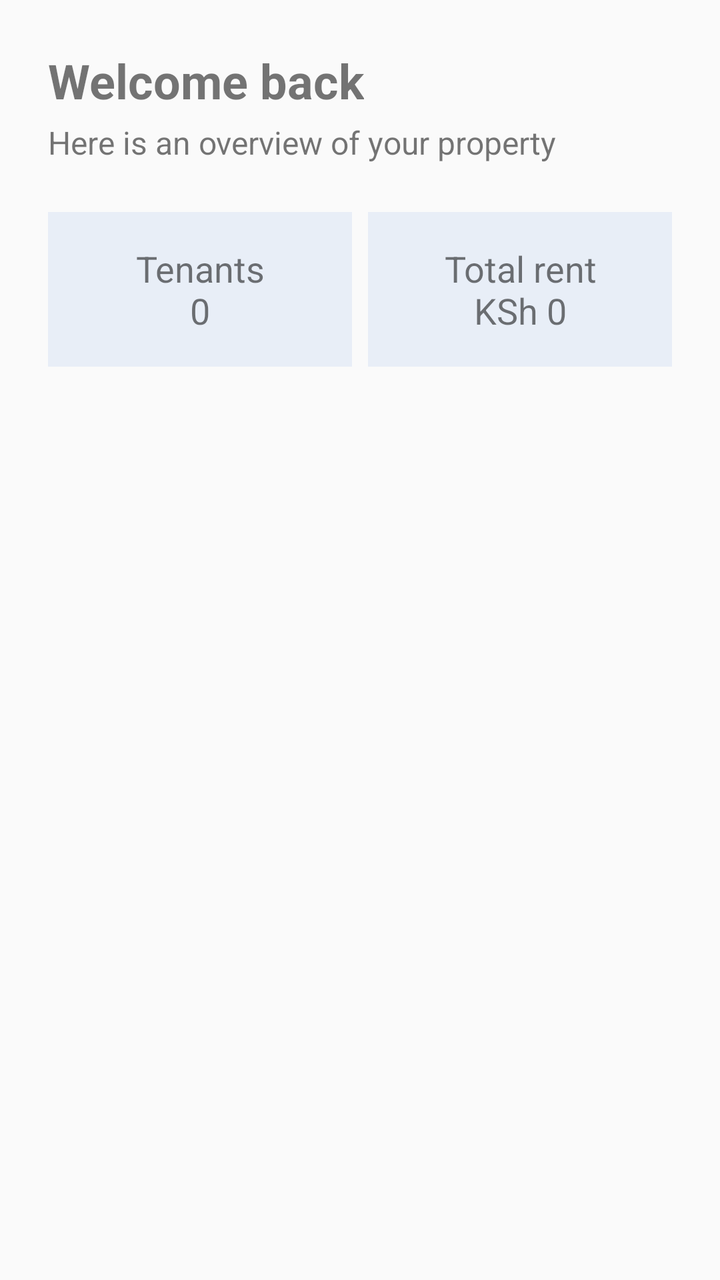
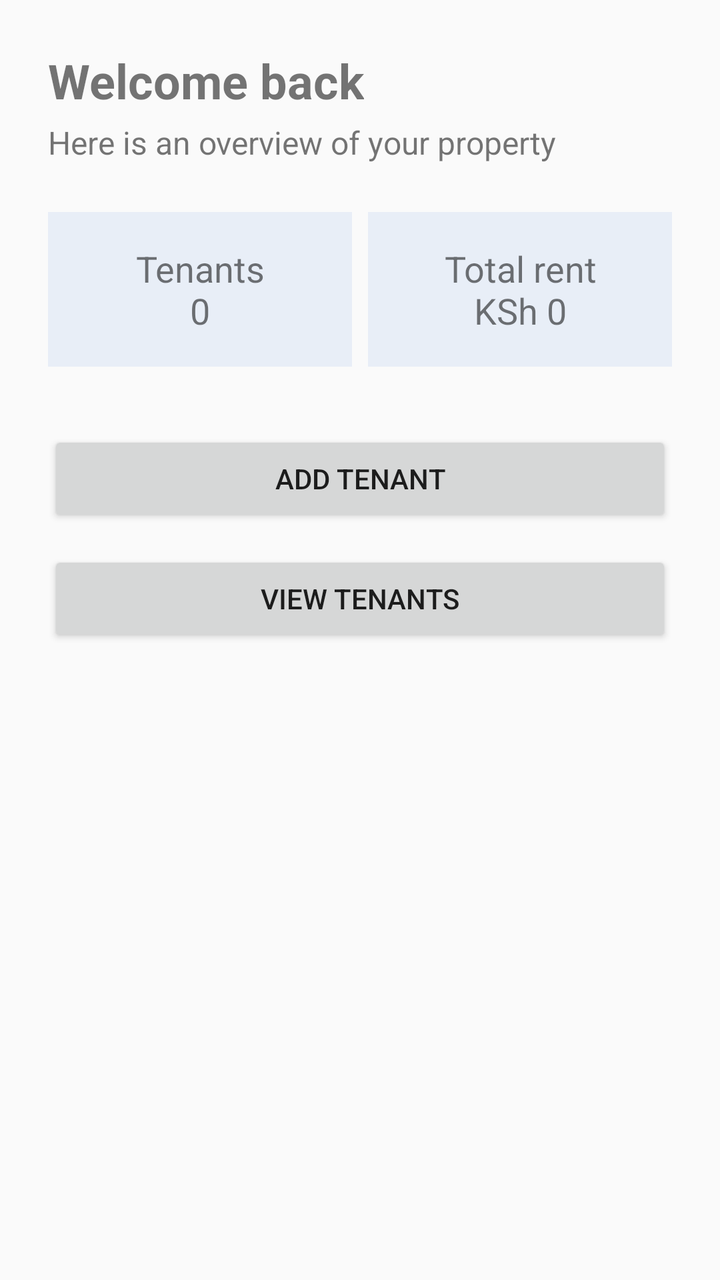

Screens rendered from an Android XML layout before and after an edit, with the pre-edit source and the edit as a unified diff.
<!-- AndroidManifest.xml: application theme Theme.Tenant_ManagementSystem -->
<!-- res/layout/fragment_dashboard.xml -->
<?xml version="1.0" encoding="utf-8"?>
<androidx.constraintlayout.widget.ConstraintLayout
    xmlns:android="http://schemas.android.com/apk/res/android"
    xmlns:app="http://schemas.android.com/apk/res-auto"
    android:layout_width="match_parent"
    android:layout_height="match_parent"
    android:padding="24dp">

    <TextView
        android:id="@+id/welcomeTextView"
        android:layout_width="wrap_content"
        android:layout_height="wrap_content"
        android:text="Welcome back"
        android:textSize="24sp"
        android:textStyle="bold"
        app:layout_constraintTop_toTopOf="parent"
        app:layout_constraintStart_toStartOf="parent" />

    <TextView
        android:id="@+id/overviewTextView"
        android:layout_width="wrap_content"
        android:layout_height="wrap_content"
        android:text="Here is an overview of your property"
        android:textSize="16sp"
        android:layout_marginTop="4dp"
        app:layout_constraintTop_toBottomOf="@id/welcomeTextView"
        app:layout_constraintStart_toStartOf="parent" />

    <TextView
        android:id="@+id/tenantCountTextView"
        android:layout_width="0dp"
        android:layout_height="wrap_content"
        android:text="Tenants\n0"
        android:textSize="18sp"
        android:gravity="center"
        android:padding="16dp"
        android:background="#E8EEF7"
        android:layout_marginTop="24dp"
        android:layout_marginEnd="8dp"
        app:layout_constraintTop_toBottomOf="@id/overviewTextView"
        app:layout_constraintStart_toStartOf="parent"
        app:layout_constraintEnd_toStartOf="@id/totalRentTextView" />

    <TextView
        android:id="@+id/totalRentTextView"
        android:layout_width="0dp"
        android:layout_height="wrap_content"
        android:text="Total rent\nKSh 0"
        android:textSize="18sp"
        android:gravity="center"
        android:padding="16dp"
        android:background="#E8EEF7"
        android:layout_marginTop="24dp"
        app:layout_constraintTop_toBottomOf="@id/overviewTextView"
        app:layout_constraintStart_toEndOf="@id/tenantCountTextView"
        app:layout_constraintEnd_toEndOf="parent" />

</androidx.constraintlayout.widget.ConstraintLayout>
<!-- resources referenced by this layout -->
<resources>
  <style name="Theme.Tenant_ManagementSystem" parent="Theme.AppCompat.Light.NoActionBar" />
</resources>

<!-- the commit's change to res/layout/fragment_dashboard.xml (unified diff, before → after) -->
@@ -1,4 +1,3 @@
-<?xml version="1.0" encoding="utf-8"?>
 <androidx.constraintlayout.widget.ConstraintLayout
     xmlns:android="http://schemas.android.com/apk/res/android"
     xmlns:app="http://schemas.android.com/apk/res-auto"
@@ -55,4 +54,24 @@
         app:layout_constraintStart_toEndOf="@id/tenantCountTextView"
         app:layout_constraintEnd_toEndOf="parent" />
 
+    <Button
+        android:id="@+id/addTenantButton"
+        android:layout_width="0dp"
+        android:layout_height="wrap_content"
+        android:text="ADD TENANT"
+        android:layout_marginTop="32dp"
+        app:layout_constraintTop_toBottomOf="@id/tenantCountTextView"
+        app:layout_constraintStart_toStartOf="parent"
+        app:layout_constraintEnd_toEndOf="parent" />
+
+    <Button
+        android:id="@+id/viewTenantsButton"
+        android:layout_width="0dp"
+        android:layout_height="wrap_content"
+        android:text="VIEW TENANTS"
+        android:layout_marginTop="12dp"
+        app:layout_constraintTop_toBottomOf="@id/addTenantButton"
+        app:layout_constraintStart_toStartOf="parent"
+        app:layout_constraintEnd_toEndOf="parent" />
+
 </androidx.constraintlayout.widget.ConstraintLayout>
